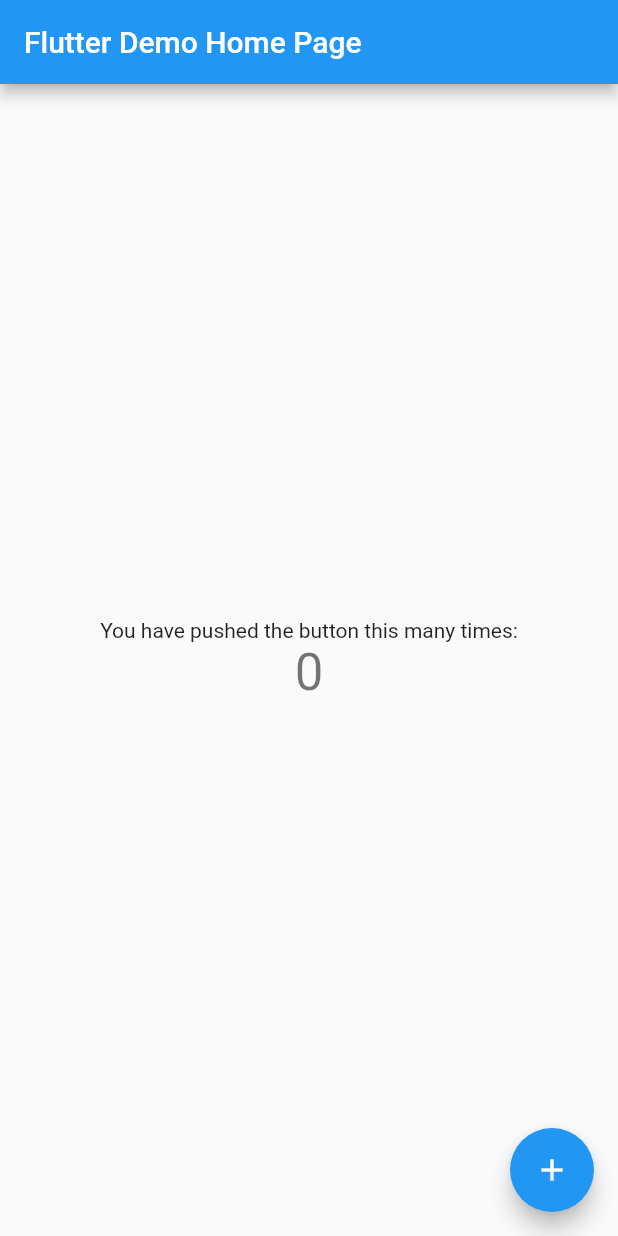
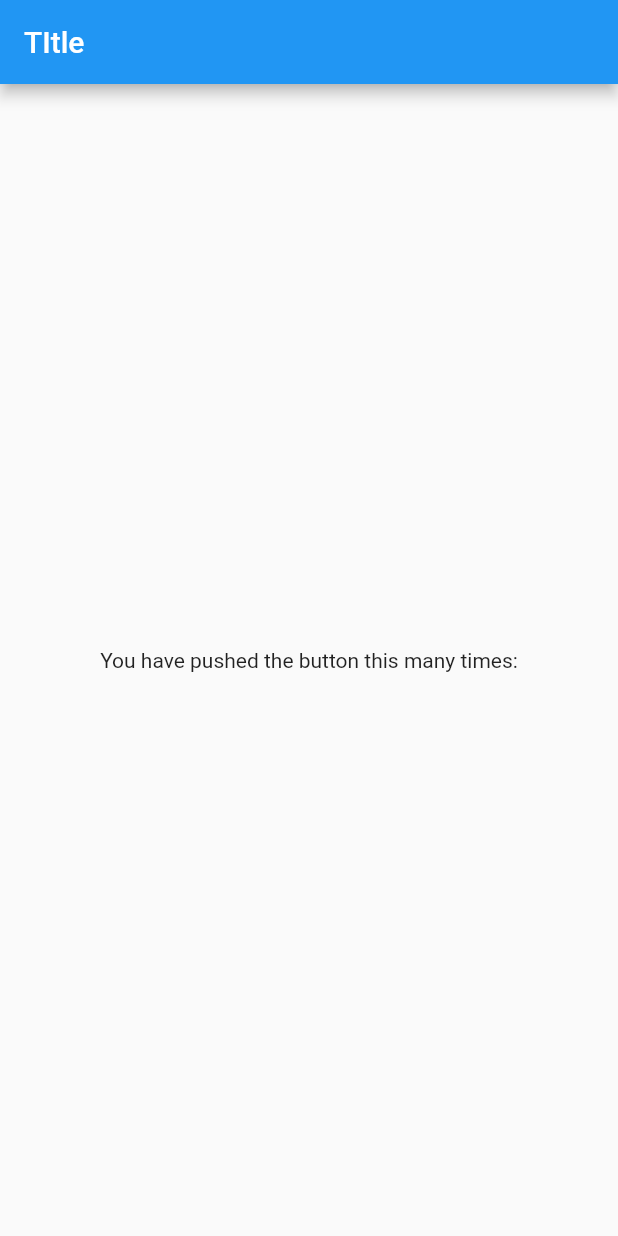
Before and after one commit to matsushitak/Todo-Flutter, a Flutter app: the screen it shows after launch, on a phone screen of 412 x 824 dp. Run offline on Flutter 3.47's test engine with Material 2 defaults, Android fonts, the phone set to English and light mode, and no system bars.

Commit message:
delete initialize code

```diff
--- a/lib/main.dart
+++ b/lib/main.dart
@@ -1,111 +1,42 @@
 import 'package:flutter/material.dart';
 
-void main() => runApp(MyApp());
+void main() => runApp(App());
 
-class MyApp extends StatelessWidget {
-  // This widget is the root of your application.
+class App extends StatelessWidget {
   @override
   Widget build(BuildContext context) {
     return MaterialApp(
       title: 'Flutter Demo',
       theme: ThemeData(
-        // This is the theme of your application.
-        //
-        // Try running your application with "flutter run". You'll see the
-        // application has a blue toolbar. Then, without quitting the app, try
-        // changing the primarySwatch below to Colors.green and then invoke
-        // "hot reload" (press "r" in the console where you ran "flutter run",
-        // or simply save your changes to "hot reload" in a Flutter IDE).
-        // Notice that the counter didn't reset back to zero; the application
-        // is not restarted.
         primarySwatch: Colors.blue,
       ),
-      home: MyHomePage(title: 'Flutter Demo Home Page'),
+      home: HomePage(),
     );
   }
 }
 
-class MyHomePage extends StatefulWidget {
-  MyHomePage({Key key, this.title}) : super(key: key);
-
-  // This widget is the home page of your application. It is stateful, meaning
-  // that it has a State object (defined below) that contains fields that affect
-  // how it looks.
-
-  // This class is the configuration for the state. It holds the values (in this
-  // case the title) provided by the parent (in this case the App widget) and
-  // used by the build method of the State. Fields in a Widget subclass are
-  // always marked "final".
-
-  final String title;
-
+class HomePage extends StatefulWidget {
   @override
-  _MyHomePageState createState() => _MyHomePageState();
+  _HomePageState createState() => _HomePageState();
 }
 
-class _MyHomePageState extends State<MyHomePage> {
-  int _counter = 0;
-
-  void _incrementCounter() {
-    setState(() {
-      // This call to setState tells the Flutter framework that something has
-      // changed in this State, which causes it to rerun the build method below
-      // so that the display can reflect the updated values. If we changed
-      // _counter without calling setState(), then the build method would not be
-      // called again, and so nothing would appear to happen.
-      _counter++;
-    });
-  }
-
+class _HomePageState extends State<HomePage> {
   @override
   Widget build(BuildContext context) {
-    // This method is rerun every time setState is called, for instance as done
-    // by the _incrementCounter method above.
-    //
-    // The Flutter framework has been optimized to make rerunning build methods
-    // fast, so that you can just rebuild anything that needs updating rather
-    // than having to individually change instances of widgets.
     return Scaffold(
       appBar: AppBar(
-        // Here we take the value from the MyHomePage object that was created by
-        // the App.build method, and use it to set our appbar title.
-        title: Text(widget.title),
+        title: Text("TItle"),
       ),
       body: Center(
-        // Center is a layout widget. It takes a single child and positions it
-        // in the middle of the parent.
         child: Column(
-          // Column is also layout widget. It takes a list of children and
-          // arranges them vertically. By default, it sizes itself to fit its
-          // children horizontally, and tries to be as tall as its parent.
-          //
-          // Invoke "debug painting" (press "p" in the console, choose the
-          // "Toggle Debug Paint" action from the Flutter Inspector in Android
-          // Studio, or the "Toggle Debug Paint" command in Visual Studio Code)
-          // to see the wireframe for each widget.
-          //
-          // Column has various properties to control how it sizes itself and
-          // how it positions its children. Here we use mainAxisAlignment to
-          // center the children vertically; the main axis here is the vertical
-          // axis because Columns are vertical (the cross axis would be
-          // horizontal).
           mainAxisAlignment: MainAxisAlignment.center,
           children: <Widget>[
             Text(
               'You have pushed the button this many times:',
             ),
-            Text(
-              '$_counter',
-              style: Theme.of(context).textTheme.display1,
-            ),
           ],
         ),
       ),
-      floatingActionButton: FloatingActionButton(
-        onPressed: _incrementCounter,
-        tooltip: 'Increment',
-        child: Icon(Icons.add),
-      ), // This trailing comma makes auto-formatting nicer for build methods.
     );
   }
 }
```
